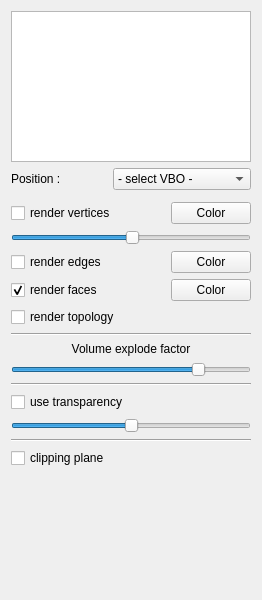
cgogn/SCHNApps, file schnapps/plugins/volume_render/volume_render.ui: the form before one commit.
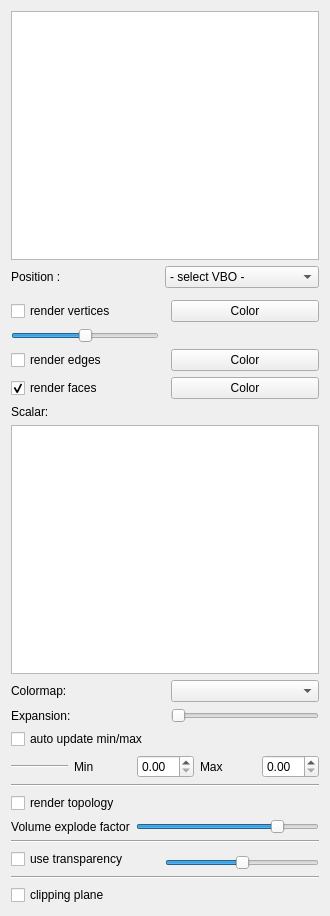
The form after the commit.

Commit message: [volume_rendering] ADD scalar attribute to color rendering

Diff of the .ui file:
```diff
--- a/schnapps/plugins/volume_render/volume_render.ui
+++ b/schnapps/plugins/volume_render/volume_render.ui
@@ -7,18 +7,71 @@
    <rect>
     <x>0</x>
     <y>0</y>
-    <width>262</width>
-    <height>600</height>
+    <width>330</width>
+    <height>916</height>
    </rect>
   </property>
   <property name="windowTitle">
    <string>Form</string>
   </property>
   <layout class="QGridLayout" name="gridLayout">
-   <item row="5" column="0" colspan="2">
-    <widget class="QCheckBox" name="check_renderEdges">
+   <item row="23" column="0" colspan="3">
+    <widget class="Line" name="line_3">
+     <property name="orientation">
+      <enum>Qt::Horizontal</enum>
+     </property>
+    </widget>
+   </item>
+   <item row="13" column="0" colspan="3">
+    <layout class="QHBoxLayout" name="horizontalLayout">
+     <item>
+      <widget class="Line" name="line_4">
+       <property name="orientation">
+        <enum>Qt::Horizontal</enum>
+       </property>
+      </widget>
+     </item>
+     <item>
+      <widget class="QLabel" name="label_7">
+       <property name="text">
+        <string>Min</string>
+       </property>
+      </widget>
+     </item>
+     <item>
+      <widget class="QDoubleSpinBox" name="spin_min"/>
+     </item>
+     <item>
+      <widget class="QLabel" name="label_6">
+       <property name="text">
+        <string>Max</string>
+       </property>
+      </widget>
+     </item>
+     <item>
+      <widget class="QDoubleSpinBox" name="spin_max"/>
+     </item>
+    </layout>
+   </item>
+   <item row="1" column="1" colspan="2">
+    <widget class="QComboBox" name="combo_positionVBO">
+     <property name="sizePolicy">
+      <sizepolicy hsizetype="Expanding" vsizetype="Fixed">
+       <horstretch>0</horstretch>
+       <verstretch>0</verstretch>
+      </sizepolicy>
+     </property>
+     <item>
+      <property name="text">
+       <string>- select VBO -</string>
+      </property>
+     </item>
+    </widget>
+   </item>
+   <item row="12" column="0">
+    <widget class="QCheckBox" name="check_autoUpdateMinMax">
      <property name="text">
-      <string>render edges</string>
+      <string>auto update min/max</string>
      </property>
     </widget>
    </item>
@@ -41,17 +94,53 @@
      </property>
     </widget>
    </item>
-   <item row="6" column="0" colspan="2">
-    <widget class="QCheckBox" name="check_renderFaces">
+   <item row="9" column="2">
+    <widget class="QComboBox" name="combo_colorMap">
+     <property name="sizePolicy">
+      <sizepolicy hsizetype="Expanding" vsizetype="Fixed">
+       <horstretch>0</horstretch>
+       <verstretch>0</verstretch>
+      </sizepolicy>
+     </property>
+    </widget>
+   </item>
+   <item row="8" column="0" colspan="3">
+    <widget class="QListWidget" name="list_scalarAttribute">
+     <property name="selectionMode">
+      <enum>QAbstractItemView::SingleSelection</enum>
+     </property>
+    </widget>
+   </item>
+   <item row="3" column="2">
+    <widget class="QPushButton" name="vertexColorButton">
+     <property name="sizePolicy">
+      <sizepolicy hsizetype="Preferred" vsizetype="Preferred">
+       <horstretch>0</horstretch>
+       <verstretch>0</verstretch>
+      </sizepolicy>
+     </property>
+     <property name="maximumSize">
+      <size>
+       <width>16777215</width>
+       <height>32</height>
+      </size>
+     </property>
      <property name="text">
-      <string>render faces</string>
+      <string>Color</string>
      </property>
-     <property name="checked">
-      <bool>true</bool>
+    </widget>
+   </item>
+   <item row="1" column="0">
+    <widget class="QLabel" name="label_2">
+     <property name="minimumSize">
+      <size>
+       <width>96</width>
+       <height>0</height>
+      </size>
      </property>
     </widget>
    </item>
-   <item row="13" column="0" colspan="3">
+   <item row="22" column="1" colspan="2">
     <widget class="QSlider" name="slider_transparency">
      <property name="maximum">
       <number>254</number>
@@ -64,69 +153,66 @@
      </property>
     </widget>
    </item>
-   <item row="12" column="0" colspan="2">
+   <item row="4" column="0">
+    <widget class="QSlider" name="slider_vertexScaleFactor">
+     <property name="value">
+      <number>50</number>
+     </property>
+     <property name="orientation">
+      <enum>Qt::Horizontal</enum>
+     </property>
+    </widget>
+   </item>
+   <item row="5" column="0">
+    <widget class="QCheckBox" name="check_renderEdges">
+     <property name="text">
+      <string>render edges</string>
+     </property>
+    </widget>
+   </item>
+   <item row="2" column="0" colspan="3">
+    <widget class="Line" name="line"/>
+   </item>
+   <item row="19" column="0" colspan="3">
+    <layout class="QHBoxLayout" name="horizontalLayout_2">
+     <item>
+      <widget class="QLabel" name="labelExplodVolumes">
+       <property name="text">
+        <string>Volume explode factor</string>
+       </property>
+       <property name="alignment">
+        <set>Qt::AlignCenter</set>
+       </property>
+      </widget>
+     </item>
+     <item>
+      <widget class="QSlider" name="slider_volumeExplodeFactor">
+       <property name="sizePolicy">
+        <sizepolicy hsizetype="Expanding" vsizetype="Fixed">
+         <horstretch>0</horstretch>
+         <verstretch>0</verstretch>
+        </sizepolicy>
+       </property>
+       <property name="maximum">
+        <number>100</number>
+       </property>
+       <property name="value">
+        <number>80</number>
+       </property>
+       <property name="orientation">
+        <enum>Qt::Horizontal</enum>
+       </property>
+      </widget>
+     </item>
+    </layout>
+   </item>
+   <item row="21" column="0" rowspan="2">
     <widget class="QCheckBox" name="check_useTransparency">
      <property name="text">
       <string>use transparency</string>
      </property>
     </widget>
    </item>
-   <item row="8" column="0" colspan="3">
-    <widget class="Line" name="line_4">
-     <property name="orientation">
-      <enum>Qt::Horizontal</enum>
-     </property>
-    </widget>
-   </item>
-   <item row="16" column="0" colspan="3">
-    <spacer name="verticalSpacer">
-     <property name="orientation">
-      <enum>Qt::Vertical</enum>
-     </property>
-     <property name="sizeHint" stdset="0">
-      <size>
-       <width>156</width>
-       <height>161</height>
-      </size>
-     </property>
-    </spacer>
-   </item>
-   <item row="14" column="0" colspan="3">
-    <widget class="Line" name="line_3">
-     <property name="orientation">
-      <enum>Qt::Horizontal</enum>
-     </property>
-    </widget>
-   </item>
-   <item row="10" column="0" colspan="3">
-    <widget class="QSlider" name="slider_volumeExplodeFactor">
-     <property name="sizePolicy">
-      <sizepolicy hsizetype="Expanding" vsizetype="Fixed">
-       <horstretch>0</horstretch>
-       <verstretch>0</verstretch>
-      </sizepolicy>
-     </property>
-     <property name="maximum">
-      <number>100</number>
-     </property>
-     <property name="value">
-      <number>80</number>
-     </property>
-     <property name="orientation">
-      <enum>Qt::Horizontal</enum>
-     </property>
-    </widget>
-   </item>
-   <item row="9" column="0" colspan="3">
-    <widget class="QLabel" name="labelExplodVolumes">
-     <property name="text">
-      <string>Volume explode factor</string>
-     </property>
-     <property name="alignment">
-      <set>Qt::AlignCenter</set>
-     </property>
-    </widget>
-   </item>
    <item row="6" column="2">
     <widget class="QPushButton" name="faceColorButton">
      <property name="sizePolicy">
@@ -146,7 +232,7 @@
      </property>
     </widget>
    </item>
-   <item row="15" column="0" colspan="3">
+   <item row="24" column="0">
     <widget class="QCheckBox" name="check_clippingPlane">
      <property name="enabled">
       <bool>true</bool>
@@ -159,68 +245,30 @@
      </property>
     </widget>
    </item>
-   <item row="11" column="0" colspan="3">
-    <widget class="Line" name="line_2">
-     <property name="orientation">
-      <enum>Qt::Horizontal</enum>
+   <item row="10" column="2">
+    <widget class="QSlider" name="slider_expansion">
+     <property name="maximum">
+      <number>10</number>
      </property>
-    </widget>
-   </item>
-   <item row="3" column="2">
-    <widget class="QPushButton" name="vertexColorButton">
-     <property name="sizePolicy">
-      <sizepolicy hsizetype="Preferred" vsizetype="Preferred">
-       <horstretch>0</horstretch>
-       <verstretch>0</verstretch>
-      </sizepolicy>
+     <property name="pageStep">
+      <number>1</number>
      </property>
-     <property name="maximumSize">
-      <size>
-       <width>16777215</width>
-       <height>32</height>
-      </size>
-     </property>
-     <property name="text">
-      <string>Color</string>
-     </property>
-    </widget>
-   </item>
-   <item row="4" column="0" colspan="3">
-    <widget class="QSlider" name="slider_vertexScaleFactor">
-     <property name="value">
-      <number>50</number>
-     </property>
      <property name="orientation">
       <enum>Qt::Horizontal</enum>
      </property>
     </widget>
    </item>
-   <item row="7" column="0" colspan="2">
-    <widget class="QCheckBox" name="check_renderTopology">
+   <item row="6" column="0">
+    <widget class="QCheckBox" name="check_renderFaces">
      <property name="text">
-      <string>render topology</string>
+      <string>render faces</string>
      </property>
-    </widget>
-   </item>
-   <item row="2" column="0" colspan="3">
-    <widget class="Line" name="line"/>
-   </item>
-   <item row="1" column="1" colspan="2">
-    <widget class="QComboBox" name="combo_positionVBO">
-     <property name="sizePolicy">
-      <sizepolicy hsizetype="Expanding" vsizetype="Fixed">
-       <horstretch>0</horstretch>
-       <verstretch>0</verstretch>
-      </sizepolicy>
+     <property name="checked">
+      <bool>true</bool>
      </property>
-     <item>
-      <property name="text">
-       <string>- select VBO -</string>
-      </property>
-     </item>
     </widget>
    </item>
-   <item row="3" column="0" colspan="2">
+   <item row="3" column="0">
     <widget class="QCheckBox" name="check_renderVertices">
      <property name="text">
       <string>render vertices</string>
@@ -243,6 +291,48 @@
    <item row="0" column="0" colspan="3">
     <widget class="QListWidget" name="list_maps"/>
    </item>
+   <item row="20" column="0" colspan="3">
+    <widget class="Line" name="line_2">
+     <property name="orientation">
+      <enum>Qt::Horizontal</enum>
+     </property>
+    </widget>
+   </item>
+   <item row="10" column="0">
+    <widget class="QLabel" name="label">
+     <property name="text">
+      <string>Expansion:</string>
+     </property>
+    </widget>
+   </item>
+   <item row="18" column="0">
+    <widget class="QCheckBox" name="check_renderTopology">
+     <property name="text">
+      <string>render topology</string>
+     </property>
+    </widget>
+   </item>
+   <item row="7" column="0">
+    <widget class="QLabel" name="label_3">
+     <property name="text">
+      <string>Scalar:</string>
+     </property>
+    </widget>
+   </item>
+   <item row="9" column="0">
+    <widget class="QLabel" name="label_4">
+     <property name="text">
+      <string>Colormap:</string>
+     </property>
+    </widget>
+   </item>
+   <item row="17" column="0" colspan="3">
+    <widget class="Line" name="line_5">
+     <property name="orientation">
+      <enum>Qt::Horizontal</enum>
+     </property>
+    </widget>
+   </item>
   </layout>
  </widget>
  <resources/>
```
Left out of the diff: 16 changed lines with no effect on the pictures. The commit also changes 5 other files.
